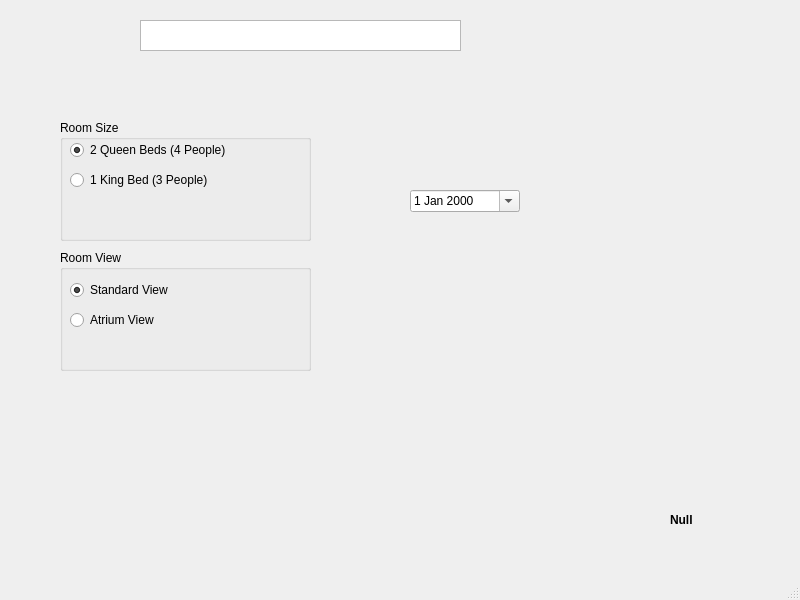
Above: mainwindow.ui from HackerJonathan/App-Lab02 before the change. Below: the same form after it.
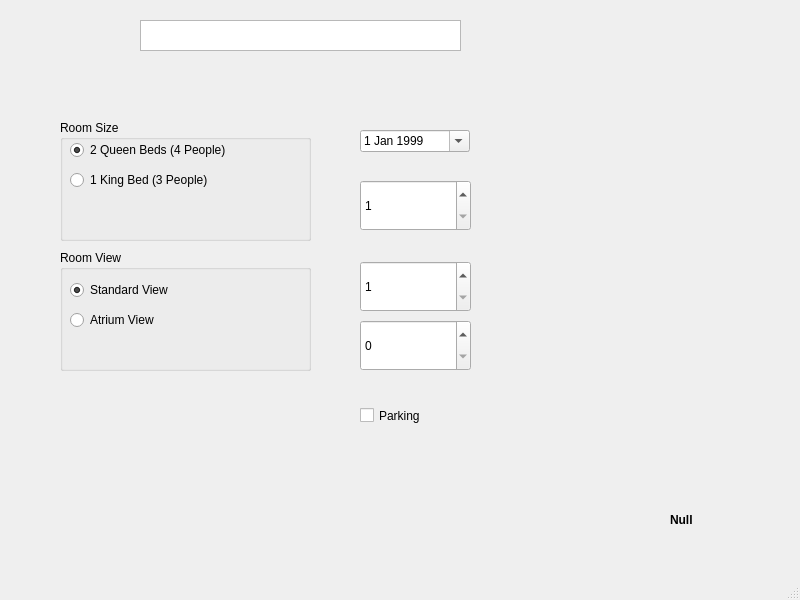
That is the form after the change.

Commit message:
Guest Count and Parking
- Added guest count boxes (for adults and children). Clamped to allowed maximum number of guests.
- Added parking checkbox.
- Added date clamps to the calendar choice.
- Added constants for the different room types.

What changed in the file:
```diff
--- a/mainwindow.ui
+++ b/mainwindow.ui
@@ -127,16 +127,87 @@
      <widget class="QDateEdit" name="startDate">
       <property name="geometry">
        <rect>
-        <x>400</x>
-        <y>180</y>
+        <x>350</x>
+        <y>120</y>
         <width>110</width>
         <height>22</height>
        </rect>
       </property>
+      <property name="dateTime">
+       <datetime>
+        <hour>0</hour>
+        <minute>0</minute>
+        <second>0</second>
+        <year>1999</year>
+        <month>1</month>
+        <day>1</day>
+       </datetime>
+      </property>
       <property name="calendarPopup">
        <bool>true</bool>
       </property>
      </widget>
+     <widget class="QSpinBox" name="lengthBox">
+      <property name="geometry">
+       <rect>
+        <x>350</x>
+        <y>170</y>
+        <width>111</width>
+        <height>51</height>
+       </rect>
+      </property>
+      <property name="minimum">
+       <number>1</number>
+      </property>
+      <property name="maximum">
+       <number>7</number>
+      </property>
+     </widget>
+     <widget class="QSpinBox" name="numAdultsBox">
+      <property name="geometry">
+       <rect>
+        <x>350</x>
+        <y>251</y>
+        <width>111</width>
+        <height>51</height>
+       </rect>
+      </property>
+      <property name="minimum">
+       <number>1</number>
+      </property>
+      <property name="maximum">
+       <number>4</number>
+      </property>
+     </widget>
+     <widget class="QSpinBox" name="numChildrenBox">
+      <property name="geometry">
+       <rect>
+        <x>350</x>
+        <y>310</y>
+        <width>111</width>
+        <height>51</height>
+       </rect>
+      </property>
+      <property name="minimum">
+       <number>0</number>
+      </property>
+      <property name="maximum">
+       <number>3</number>
+      </property>
+     </widget>
+     <widget class="QCheckBox" name="parkingCheck">
+      <property name="geometry">
+       <rect>
+        <x>350</x>
+        <y>390</y>
+        <width>111</width>
+        <height>31</height>
+       </rect>
+      </property>
+      <property name="text">
+       <string>Parking</string>
+      </property>
+     </widget>
     </widget>
     <widget class="QWidget" name="pageB"/>
     <widget class="QWidget" name="pageC"/>
```
The commit also changes 5 other files.
